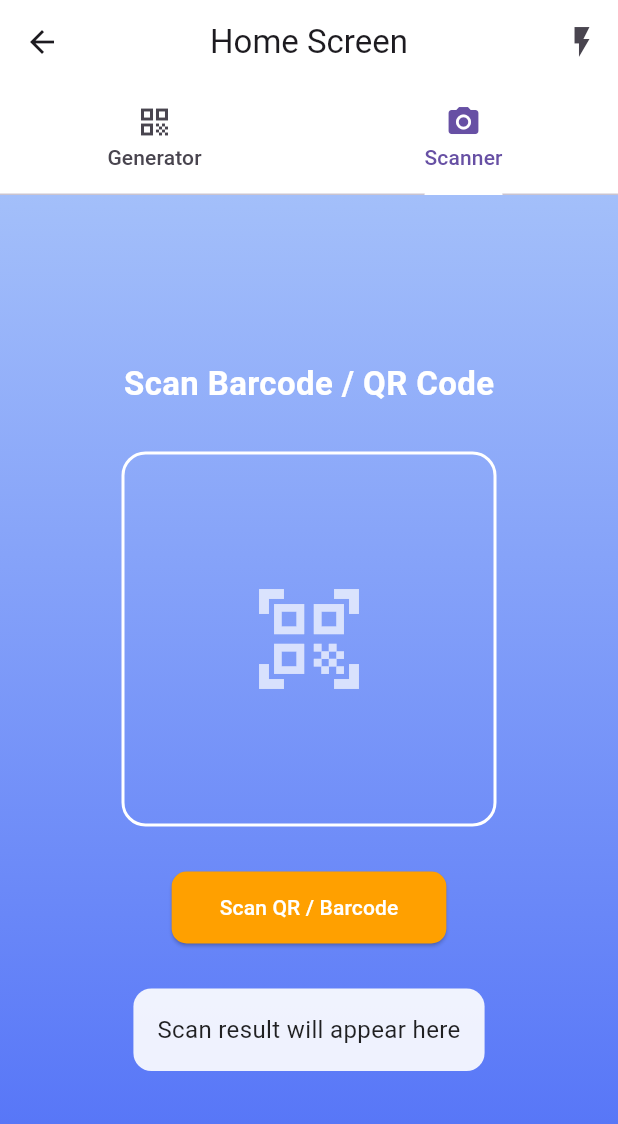
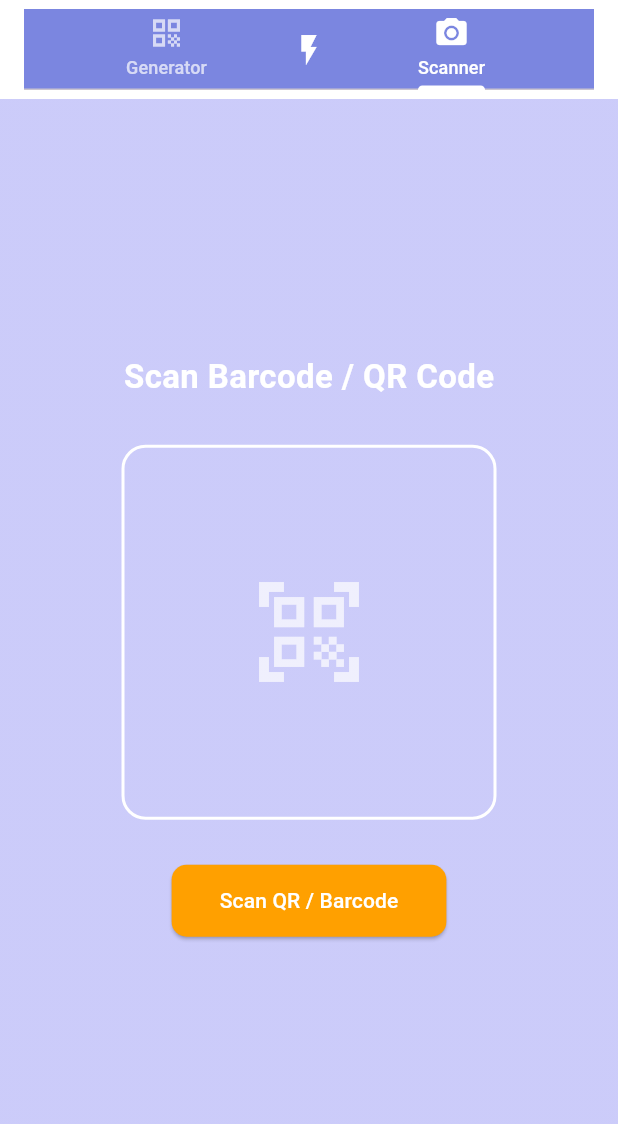
Before and after one commit to YosuaKev/Prices_RPL, a Flutter app: the Home screen opened directly, tab 2 chosen, after a tap on the "flash on" icon, on a phone screen of 412 x 824 dp. Shown: the top 1124 px of the screen. Run offline on Flutter 3.47's test engine with Material 3 defaults, Android fonts, the phone set to English and light mode, and no system bars; our stand-ins replace barcode_widget; missing offline and left inert: flutter_barcode_scanner_plus.

Commit message:
Perubahan UI

```diff
--- a/lib/first.dart
+++ b/lib/first.dart
@@ -19,7 +19,10 @@ class _FirstState extends State<First> {
       body: Container(
         decoration: const BoxDecoration(
           gradient: LinearGradient(
-            colors: [Color(0xFFA3BFFA), Color(0xFF4F6EF7)],
+            colors: [
+              Color(0x4D5555ED),
+              Color(0x4D5555ED),
+            ],
             begin: Alignment.topCenter,
             end: Alignment.bottomCenter,
           ),
--- a/lib/main.dart
+++ b/lib/main.dart
@@ -63,7 +63,7 @@ class _MainScreenState extends State<MainScreen> {
             onTap: (index) {
               setState(() => _currentIndex = index);
             },
-            backgroundColor: Colors.white.withOpacity(0.2),
+            backgroundColor: const Color(0xE66D79DD),
             selectedItemColor: Colors.white,
             unselectedItemColor: Colors.white70,
             items: const [
@@ -90,28 +90,49 @@ class _MainScreenState extends State<MainScreen> {
 class Home extends StatelessWidget {
   @override
   Widget build(BuildContext context) {
+    final double tabBarHeight = kBottomNavigationBarHeight;
+
     return DefaultTabController(
       length: 2,
       child: Scaffold(
         backgroundColor: Colors.transparent,
-        appBar: AppBar(
-          backgroundColor: Colors.white.withOpacity(0.2),
-          title: const Text('Home Screen'),
-          centerTitle: true,
-          actions: [
-            IconButton(
-              icon: const Icon(Icons.flash_on),
-              onPressed: () {
-                // Tambahkan logika flashlight jika dibutuhkan
-              },
+        appBar: PreferredSize(
+          preferredSize: Size.fromHeight(tabBarHeight + 10),
+          child: SafeArea(
+            child: Padding(
+              padding: const EdgeInsets.symmetric(horizontal: 16, vertical: 6),
+              child: Stack(
+                alignment: Alignment.center,
+                children: [
+                  Container(
+                    height: kBottomNavigationBarHeight,
+                    color: Color(0xE66D79DD),
+                    child: TabBar(
+                      indicatorColor: Colors.white,
+                      labelColor: Colors.white,
+                      unselectedLabelColor: Colors.white70,
+                      indicatorWeight: 3,
+                      labelStyle: TextStyle(fontSize: 12),
+                      tabs: const [
+                        Tab(icon: Icon(Icons.qr_code), text: 'Generator'),
+                        Tab(icon: Icon(Icons.camera_alt), text: 'Scanner'),
+                      ],
+                    ),
+                  ),
+                  // Tombol flash di tengah horizontal
+                  Positioned(
+                    right: null,
+                    left: null,
+                    child: IconButton(
+                      onPressed: () {
+                        // aksi saat tombol flash ditekan
+                      },
+                      icon: Icon(Icons.flash_on, color: Colors.white),
+                    ),
+                  ),
+                ],
+              ),
             ),
-          ],
-          bottom: const TabBar(
-            indicatorColor: Colors.white,
-            tabs: [
-              Tab(icon: Icon(Icons.qr_code), text: 'Generator'),
-              Tab(icon: Icon(Icons.camera_alt), text: 'Scanner'),
-            ],
           ),
         ),
         body: const TabBarView(
--- /dev/null
+++ b/lib/scanner_page.dart
@@ -0,0 +1,10 @@
+import 'package:flutter/material.dart';
+
+class ScannerPage extends StatelessWidget {
+  @override
+  Widget build(BuildContext context) {
+    return Scaffold(
+      body: Center(child: Text("Scanner Page")),
+    );
+  }
+}
--- a/lib/second.dart
+++ b/lib/second.dart
@@ -35,7 +35,10 @@ class _SecondState extends State<Second> {
       body: Container(
         decoration: const BoxDecoration(
           gradient: LinearGradient(
-            colors: [Color(0xFFA3BFFA), Color(0xFF4F6EF7)],
+            colors: [
+            Color(0x4D5555ED),
+            Color(0x4D5555ED),
+            ],
             begin: Alignment.topCenter,
             end: Alignment.bottomCenter,
           ),
@@ -70,15 +73,13 @@ class _SecondState extends State<Second> {
                           size: 80, color: Colors.white70),
                     ),
                   ),
-
                   const SizedBox(height: 30),
 
                   // Scan Button
                   ElevatedButton(
                     style: ElevatedButton.styleFrom(
                       backgroundColor: Colors.amber[700],
-                      padding: const EdgeInsets.symmetric(
-                          horizontal: 32, vertical: 14),
+                      padding: const EdgeInsets.symmetric(horizontal: 32, vertical: 14),
                       shape: RoundedRectangleBorder(
                         borderRadius: BorderRadius.circular(10),
                       ),
@@ -89,27 +90,7 @@ class _SecondState extends State<Second> {
                       style: TextStyle(color: Colors.white),
                     ),
                   ),
-
                   const SizedBox(height: 30),
-
-                  // Result Display
-                  Container(
-                    padding: const EdgeInsets.all(16),
-                    decoration: BoxDecoration(
-                      color: Colors.white.withOpacity(0.9),
-                      borderRadius: BorderRadius.circular(12),
-                    ),
-                    child: Text(
-                      scanResult.isEmpty
-                          ? 'Scan result will appear here'
-                          : scanResult,
-                      textAlign: TextAlign.center,
-                      style: const TextStyle(
-                        fontSize: 16,
-                        color: Colors.black87,
-                      ),
-                    ),
-                  ),
                 ],
               ),
             ),
--- a/lib/settings.dart
+++ b/lib/settings.dart
@@ -1,4 +1,5 @@
 import 'package:flutter/material.dart';
+import 'main.dart';
 
 class SettingsPage extends StatefulWidget {
   @override
@@ -16,9 +17,10 @@ class _SettingsPageState extends State<SettingsPage> {
       body: Container(
         decoration: const BoxDecoration(
           gradient: LinearGradient(
-            colors: [Color(0xFFA3BFFA), Color(0xFF4F6EF7)],
-            begin: Alignment.topCenter,
-            end: Alignment.bottomCenter,
+            colors: [
+              Color(0x4D5555ED),
+              Color(0x4D5555ED),
+            ],
           ),
         ),
         child: SafeArea(
@@ -34,7 +36,12 @@ class _SettingsPageState extends State<SettingsPage> {
                     // Back button
                     IconButton(
                       icon: const Icon(Icons.arrow_back, color: Colors.white),
-                      onPressed: () => Navigator.pop(context),
+                      onPressed: () {
+                        Navigator.pushReplacement(
+                          context,
+                          MaterialPageRoute(builder: (context) => MainScreen()),
+                          );
+                      },
                     ),
                     const Text(
                       "Settings",
@@ -87,7 +94,7 @@ class _SettingsPageState extends State<SettingsPage> {
                       onChanged: (value) {
                         setState(() => beepOnScan = value);
                       },
-                      activeColor: const Color(0xFF4F6EF7),
+                      activeColor: const Color(0xFF5555ED),
                     ),
 
                     const SizedBox(height: 32),
```
